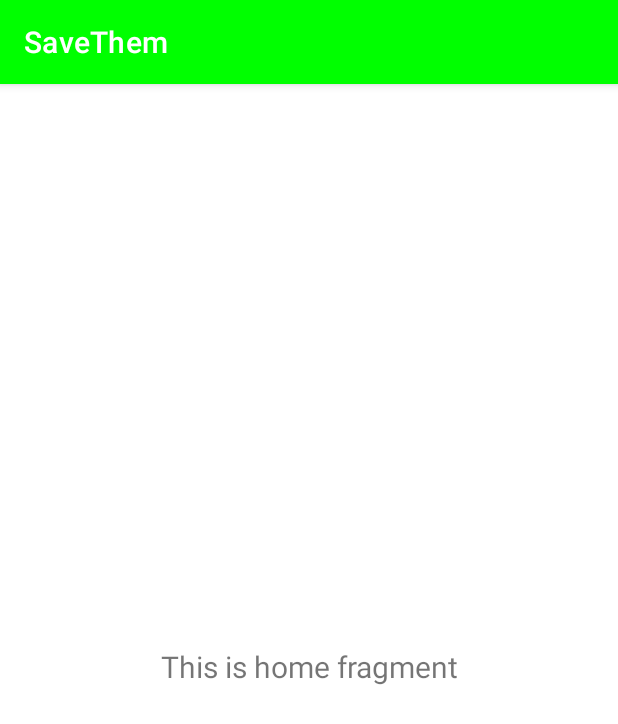
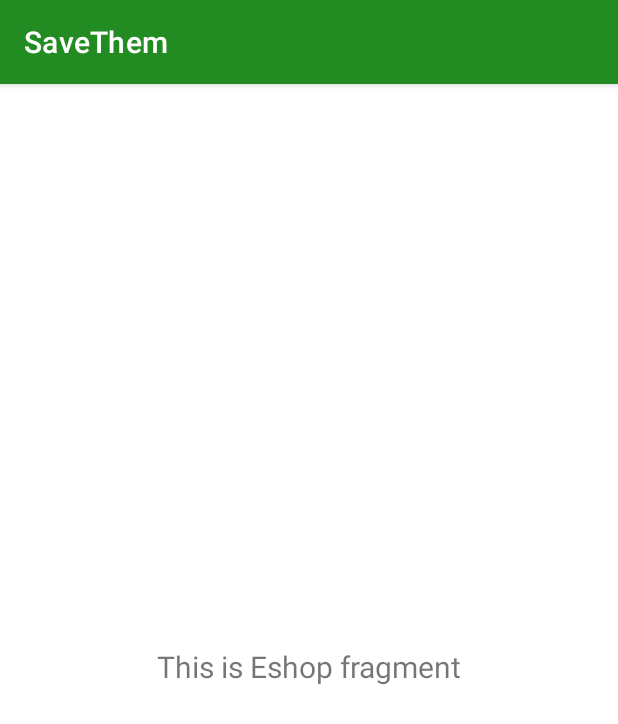
Before and after one commit to CPP-Bot-78/Software-Engineering, an Android app: the fragment EshopFragment shown on its own in the app's theme, on a phone screen of 412 x 824 dp. Shown: the top 724 px of the screen. Run offline under Robolectric (Android 15) with nearby library versions, the phone set to English and light mode, and no system bars.

Commit message:
eshop subtle changes

```diff
--- a/SaveThem/app/src/main/java/com/example/savethem/ui/eshop/EshopFragment.java
+++ b/SaveThem/app/src/main/java/com/example/savethem/ui/eshop/EshopFragment.java
@@ -25,7 +25,7 @@ public class EshopFragment extends Fragment
         binding = FragmentEshopBinding.inflate(inflater, container, false);
         View root = binding.getRoot();
 
-        final TextView textView = binding.textHome;
+        final TextView textView = binding.textEshop;
         productsPageViewModel.getText().observe(getViewLifecycleOwner(), textView::setText);
         return root;
     }
--- a/SaveThem/app/src/main/java/com/example/savethem/ui/eshop/ProductsPageViewModel.java
+++ b/SaveThem/app/src/main/java/com/example/savethem/ui/eshop/ProductsPageViewModel.java
@@ -10,7 +10,7 @@ public class ProductsPageViewModel extends ViewModel
 
     public ProductsPageViewModel() {
         mText = new MutableLiveData<>();
-        mText.setValue("This is home fragment");
+        mText.setValue("This is Eshop fragment");
     }
 
     public LiveData<String> getText() {
--- a/SaveThem/app/src/main/res/layout/fragment_eshop.xml
+++ b/SaveThem/app/src/main/res/layout/fragment_eshop.xml
@@ -7,7 +7,7 @@
     tools:context=".ui.eshop.EshopFragment">
 
     <TextView
-        android:id="@+id/text_home"
+        android:id="@+id/text_eshop"
         android:layout_width="match_parent"
         android:layout_height="wrap_content"
         android:layout_marginStart="8dp"
--- a/SaveThem/app/src/main/res/values-night/themes.xml
+++ b/SaveThem/app/src/main/res/values-night/themes.xml
@@ -2,8 +2,8 @@
     <!-- Base application theme. -->
     <style name="Theme.SaveThem" parent="Theme.MaterialComponents.DayNight.DarkActionBar">
         <!-- Primary brand color. -->
-        <item name="colorPrimary">@color/purple_200</item>
-        <item name="colorPrimaryVariant">@color/purple_700</item>
+        <item name="colorPrimary">@color/green</item>
+        <item name="colorPrimaryVariant">@color/green</item>
         <item name="colorOnPrimary">@color/black</item>
         <!-- Secondary brand color. -->
         <item name="colorSecondary">@color/teal_200</item>
--- a/SaveThem/app/src/main/res/values/colors.xml
+++ b/SaveThem/app/src/main/res/values/colors.xml
@@ -6,6 +6,7 @@
     <color name="teal_200">#FF03DAC5</color>
     <color name="teal_700">#FF018786</color>
     <color name="black">#FF000000</color>
-    <color name="green">#00FF00</color>
+    <color name="green">#228B22</color>
+    <color name="bright_green">#3FFF00</color>
     <color name="white">#FFFFFFFF</color>
 </resources>
```
